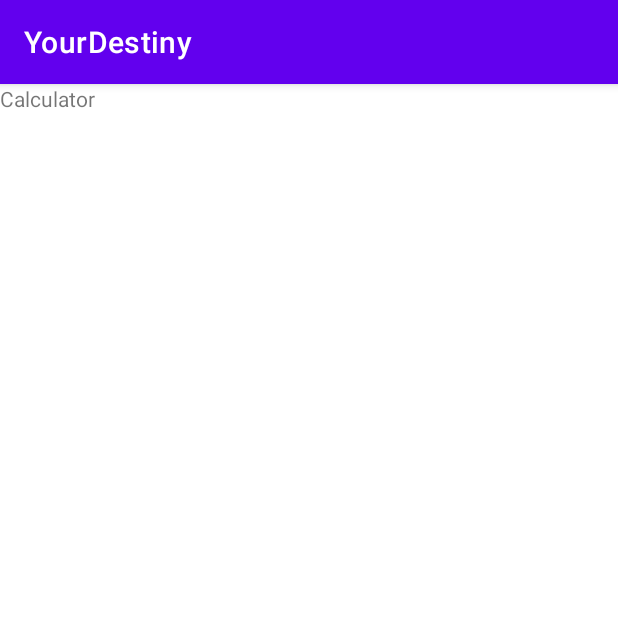
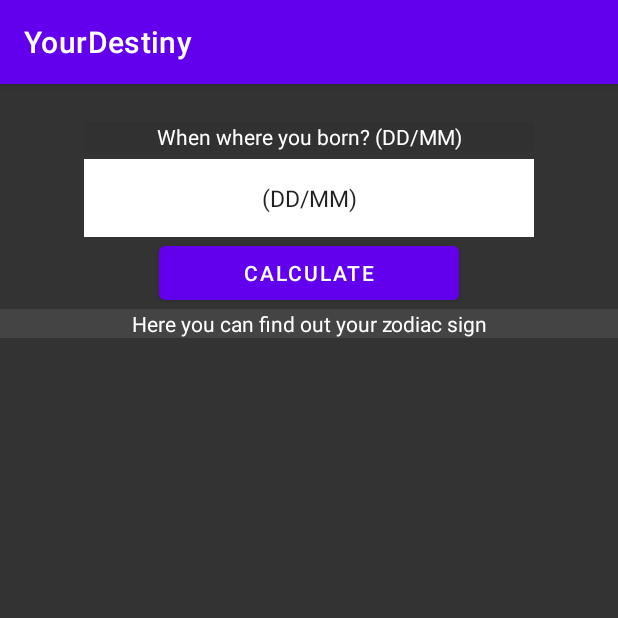
Before and after one commit to DefoNotGus/YourDestiny, an Android app: the CalculatorFragment screen opened through its navigation route, on a phone screen of 412 x 824 dp, the top half of it. Run offline under Robolectric (Android 15) with nearby library versions, the phone set to English and light mode, and no system bars.

Commit message:
main fragment buttons work. Layouts were edited.

```diff
--- a/app/src/main/java/com/example/yourdestiny/MainFragment.java
+++ b/app/src/main/java/com/example/yourdestiny/MainFragment.java
@@ -2,57 +2,20 @@ package com.example.yourdestiny;
 
 import android.os.Bundle;
 
+import androidx.annotation.NonNull;
+import androidx.annotation.Nullable;
 import androidx.fragment.app.Fragment;
-
+import androidx.navigation.Navigation;
 import android.view.LayoutInflater;
 import android.view.View;
 import android.view.ViewGroup;
+import android.widget.Button;
 
-/**
- * A simple {@link Fragment} subclass.
- * Use the {@link MainFragment#newInstance} factory method to
- * create an instance of this fragment.
- */
+
 public class MainFragment extends Fragment {
-
-    // TODO: Rename parameter arguments, choose names that match
-    // the fragment initialization parameters, e.g. ARG_ITEM_NUMBER
-    private static final String ARG_PARAM1 = "param1";
-    private static final String ARG_PARAM2 = "param2";
-
-    // TODO: Rename and change types of parameters
-    private String mParam1;
-    private String mParam2;
 
     public MainFragment() {
         // Required empty public constructor
-    }
-
-    /**
-     * Use this factory method to create a new instance of
-     * this fragment using the provided parameters.
-     *
-     * @param param1 Parameter 1.
-     * @param param2 Parameter 2.
-     * @return A new instance of fragment MainFragment.
-     */
-    // TODO: Rename and change types and number of parameters
-    public static MainFragment newInstance(String param1, String param2) {
-        MainFragment fragment = new MainFragment();
-        Bundle args = new Bundle();
-        args.putString(ARG_PARAM1, param1);
-        args.putString(ARG_PARAM2, param2);
-        fragment.setArguments(args);
-        return fragment;
-    }
-
-    @Override
-    public void onCreate(Bundle savedInstanceState) {
-        super.onCreate(savedInstanceState);
-        if (getArguments() != null) {
-            mParam1 = getArguments().getString(ARG_PARAM1);
-            mParam2 = getArguments().getString(ARG_PARAM2);
-        }
     }
 
     @Override
@@ -61,4 +24,22 @@ public class MainFragment extends Fragment {
         // Inflate the layout for this fragment
         return inflater.inflate(R.layout.fragment_main, container, false);
     }
+
+    @Override
+    public void onViewCreated(@NonNull View view, @Nullable Bundle savedInstanceState) {
+        super.onViewCreated(view, savedInstanceState);
+
+        //reference the buttons from layout
+        Button calculatorBtn = view.findViewById(R.id.calculatorBtn);
+        Button horoscopeBtn = view.findViewById(R.id.horoscopeBtn);
+
+        // Set OnClickListener using lambda expression
+        horoscopeBtn.setOnClickListener(v -> {
+            Navigation.findNavController(view).navigate(R.id.action_mainFragment_to_horoscopeFragment);
+        });
+        // Set OnClickListener using lambda expression
+        calculatorBtn.setOnClickListener(v -> {
+            Navigation.findNavController(view).navigate(R.id.action_mainFragment_to_calculatorFragment);
+        });
+    }
 }
--- a/app/src/main/res/layout/fragment_calculator.xml
+++ b/app/src/main/res/layout/fragment_calculator.xml
@@ -1,14 +1,60 @@
 <?xml version="1.0" encoding="utf-8"?>
-<FrameLayout xmlns:android="http://schemas.android.com/apk/res/android"
+<androidx.constraintlayout.widget.ConstraintLayout xmlns:android="http://schemas.android.com/apk/res/android"
     xmlns:tools="http://schemas.android.com/tools"
     android:layout_width="match_parent"
     android:layout_height="match_parent"
+    xmlns:app="http://schemas.android.com/apk/res-auto"
+    android:background="#333"
     tools:context=".CalculatorFragment">
 
-    <!-- TODO: Update blank fragment layout -->
     <TextView
+        android:id="@+id/questionDate"
+        android:layout_width="300dp"
+        android:layout_height="wrap_content"
+        android:layout_marginTop="25dp"
+        android:background="#313131"
+        android:textColor="@color/white"
+        android:textAlignment="center"
+        android:text="@string/questiondate"
+        app:layout_constraintLeft_toLeftOf="parent"
+        app:layout_constraintRight_toRightOf="parent"
+        app:layout_constraintTop_toTopOf="parent"/>
+    <EditText
+        android:id="@+id/dateText"
+        android:layout_width="300dp"
+        android:layout_height="wrap_content"
+        android:layout_marginTop="5dp"
+        android:autofillHints=""
+        android:background="@color/white"
+        android:inputType="date"
+        android:paddingTop="15dp"
+        android:paddingBottom="15dp"
+        android:text="@string/BdayDate"
+        android:textAlignment="center"
+        android:textSize="15sp"
+        app:layout_constraintLeft_toLeftOf="parent"
+        app:layout_constraintRight_toRightOf="parent"
+        app:layout_constraintTop_toBottomOf="@id/questionDate" />
+
+    <Button
+        android:id="@+id/dateBtn"
+        android:layout_width="200dp"
+        android:layout_height="wrap_content"
+        app:layout_constraintLeft_toLeftOf="parent"
+        app:layout_constraintRight_toRightOf="parent"
+        app:layout_constraintTop_toBottomOf="@id/dateText"
+        android:text="@string/calculate"/>
+
+    <TextView
+        android:id="@+id/dateResult"
         android:layout_width="match_parent"
-        android:layout_height="match_parent"
-        android:text="@string/Calculator" />
+        android:layout_height="wrap_content"
+        android:background="#444"
+        android:textColor="@color/white"
+        app:layout_constraintLeft_toLeftOf="parent"
+        app:layout_constraintRight_toRightOf="parent"
+        app:layout_constraintTop_toBottomOf="@id/dateBtn"
+        android:textAlignment="center"
+        android:text="@string/calculatedResult"/>
 
-</FrameLayout>
+</androidx.constraintlayout.widget.ConstraintLayout>
--- a/app/src/main/res/layout/fragment_horoscope.xml
+++ b/app/src/main/res/layout/fragment_horoscope.xml
@@ -3,6 +3,7 @@
     xmlns:tools="http://schemas.android.com/tools"
     android:layout_width="match_parent"
     android:layout_height="match_parent"
+    android:background="#333"
     tools:context=".HoroscopeFragment">
 
     <RelativeLayout
@@ -15,7 +16,7 @@
             android:layout_height="wrap_content"
             android:layout_centerInParent="true"
             android:text="@string/app_name"
-            android:textColor="@color/black"
+            android:textColor="@color/white"
             android:textSize="50sp"/>
     </RelativeLayout>
     <androidx.recyclerview.widget.RecyclerView
--- a/app/src/main/res/values/strings.xml
+++ b/app/src/main/res/values/strings.xml
@@ -3,4 +3,9 @@
     <!-- TODO: Remove or change this placeholder text -->
     <string name="Calculator">Calculator</string>
     <string name="Horoscope">Horoscope</string>
+    <string name="BdayDate">(DD/MM)</string>
+    <string name="questiondate">When where you born? (DD/MM)</string>
+    <string name="calculate">Calculate</string>
+    <string name="calculatedResult">Here you can find out your zodiac sign</string>
+    <string name="welcomeMessage">Hello, Welcome to <b>YourDestiny.</b>My University project</string>
 </resources>
```
Also changed, not shown: app/src/main/java/com/example/yourdestiny/HoroscopeFragment.java (+0 -40 lines), app/src/main/res/layout/fragment_main.xml (+16 -7 lines).
